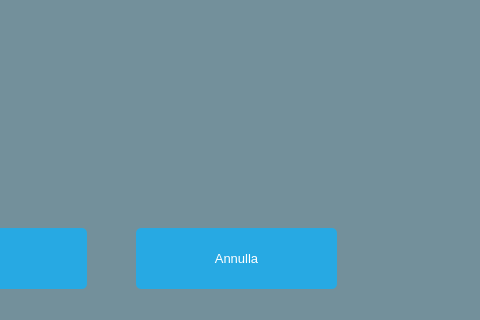
Old version of the form Client/EditorGUI/EditorGUI/Modify Profile/ModifyProfile.ui in the repository iliodipietro/Programmazione-Di-Sistema-Collaborative-Editor; both pictures show x 584 to 1064 and y 382 to 702 of the 1064 by 702 pixel window.
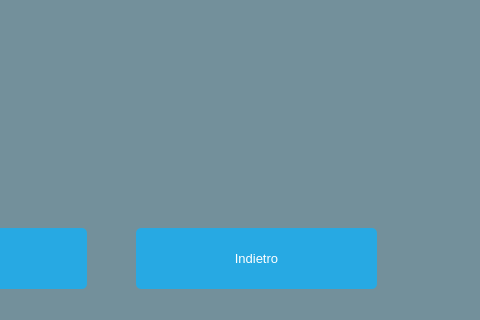
New version of the form.

```diff
--- a/Client/EditorGUI/EditorGUI/Modify Profile/ModifyProfile.ui
+++ b/Client/EditorGUI/EditorGUI/Modify Profile/ModifyProfile.ui
@@ -119,7 +119,7 @@
     <rect>
      <x>720</x>
      <y>610</y>
-     <width>201</width>
+     <width>241</width>
      <height>61</height>
     </rect>
    </property>
@@ -140,7 +140,7 @@
 QPushButton:hover { background-color: #0080FF; }</string>
    </property>
    <property name="text">
-    <string>Annulla</string>
+    <string>Indietro</string>
    </property>
   </widget>
   <widget class="QPushButton" name="selectImageButton">
```
Left out of the diff: 3 changed lines with no effect on the pictures.
